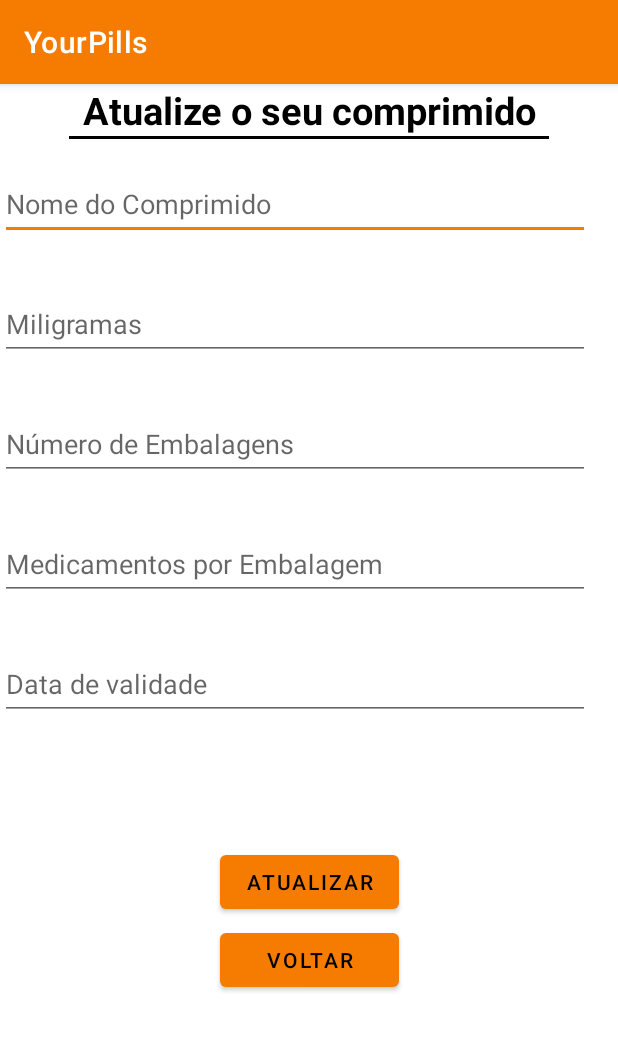
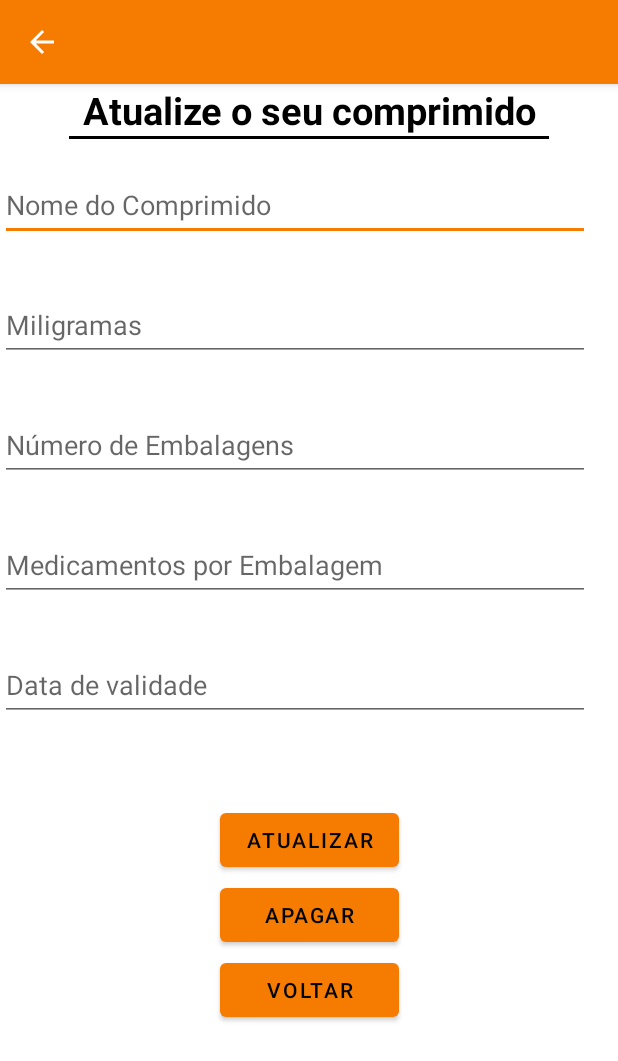
Before and after one commit to CheCheXD/YourPills, an Android app: the UpdateCompActivity screen opened directly, with no data from a screen before it, on a phone screen of 412 x 824 dp. Shown: the top 1061 px of the screen. Run offline under Robolectric (Android 15) with nearby library versions, the phone set to English and light mode, and no system bars.

Commit message:
fifteenth commit

```diff
--- a/app/src/main/java/com/example/yourpills/UpdateCompActivity.java
+++ b/app/src/main/java/com/example/yourpills/UpdateCompActivity.java
@@ -1,12 +1,15 @@
 package com.example.yourpills;
 
 import androidx.annotation.NonNull;
+import androidx.appcompat.app.ActionBar;
+import androidx.appcompat.app.AlertDialog;
 import androidx.appcompat.app.AppCompatActivity;
 import androidx.recyclerview.widget.LinearLayoutManager;
 import androidx.recyclerview.widget.RecyclerView;
 
 
 import android.annotation.SuppressLint;
+import android.content.DialogInterface;
 import android.content.Intent;
 import android.database.Cursor;
 import android.database.sqlite.SQLiteDatabase;
@@ -29,7 +32,7 @@ import java.util.ArrayList;
 public class UpdateCompActivity extends AppCompatActivity {
 
     private EditText name_comp, mil_comp, med_comp, emb_comp, data_comp;
-    private Button update, voltar;
+    private Button update, voltar, delete;
 
     String id, nome, miligramas, medicamentos, embalagens, data;
     @Override
@@ -42,10 +45,17 @@ public class UpdateCompActivity extends AppCompatActivity {
         emb_comp = findViewById(R.id.emb_comp1);
         data_comp = findViewById(R.id.date_comp1);
         update = findViewById(R.id.update);
+        delete = findViewById(R.id.delete);
         voltar = findViewById(R.id.voltar3);
 
         getAndSetIntentData();
 
+        ActionBar ab = getSupportActionBar();
+        if(ab != null){
+            ab.setTitle(nome);
+        }
+
+        //com este codigo vamos poder atualizar o nosso comprimido
         update.setOnClickListener(new View.OnClickListener() {
             @Override
             public void onClick(View view) {
@@ -54,8 +64,17 @@ public class UpdateCompActivity extends AppCompatActivity {
 
             }
         });
+
+        //com este codigo vamos ter a opção de apagar o comprimido
+        delete.setOnClickListener(new View.OnClickListener() {
+            @Override
+            public void onClick(View view) {
+                confirmDialog();
+            }
+        });
     }
 
+    //com o getAndSetIntentData quando
     void getAndSetIntentData(){
         if(getIntent().hasExtra("id") &&
                 getIntent().hasExtra("nome") &&
@@ -81,4 +100,26 @@ public class UpdateCompActivity extends AppCompatActivity {
             Toast.makeText(this, "Sem Dados disponíveis", Toast.LENGTH_SHORT).show();
         }
     }
+
+    //com este configmDialog na nossa aplicação vai aparecer uma mensagem na hora de apagar
+    void confirmDialog(){
+        AlertDialog.Builder builder = new AlertDialog.Builder(this);
+        builder.setTitle("Apagar" + nome + "?");
+        builder.setMessage("Tem a certeza que deseja apagar este comprimido" + nome + "?");
+        builder.setPositiveButton("Sim", new DialogInterface.OnClickListener() {
+            @Override
+            public void onClick(DialogInterface dialogInterface, int i) {
+                DB myDB = new DB(UpdateCompActivity.this);
+                myDB.deleteOneRow(id);
+                finish();
+            }
+        });
+        builder.setNegativeButton("Não", new DialogInterface.OnClickListener() {
+            @Override
+            public void onClick(DialogInterface dialogInterface, int i) {
+
+            }
+        });
+        builder.create().show();
+    }
 }
--- /dev/null
+++ b/app/src/main/res/drawable/ic_baseline_delete_24.xml
@@ -0,0 +1,5 @@
+<vector android:height="24dp" android:tint="#000000"
+    android:viewportHeight="24" android:viewportWidth="24"
+    android:width="24dp" xmlns:android="http://schemas.android.com/apk/res/android">
+    <path android:fillColor="@android:color/white" android:pathData="M6,19c0,1.1 0.9,2 2,2h8c1.1,0 2,-0.9 2,-2V7H6v12zM19,4h-3.5l-1,-1h-5l-1,1H5v2h14V4z"/>
+</vector>
--- a/app/src/main/res/layout/activity_updatecomp.xml
+++ b/app/src/main/res/layout/activity_updatecomp.xml
@@ -36,18 +36,18 @@
     <EditText
         android:id="@+id/name_comp1"
         android:layout_width="393dp"
-        android:layout_height="47dp"
+        android:layout_height="48dp"
         android:layout_marginTop="20dp"
         android:hint="Nome do Comprimido"
         android:minHeight="48dp"
         app:layout_constraintTop_toBottomOf="@+id/view4"
-        tools:layout_editor_absoluteX="8dp"
-        tools:ignore="MissingConstraints" />
+        tools:ignore="MissingConstraints"
+        tools:layout_editor_absoluteX="8dp" />
 
     <EditText
         android:id="@+id/mil_comp1"
         android:layout_width="393dp"
-        android:layout_height="47dp"
+        android:layout_height="48dp"
         android:layout_marginTop="100dp"
         android:hint="Miligramas"
         android:minHeight="48dp"
@@ -58,7 +58,7 @@
     <EditText
         android:id="@+id/emb_comp1"
         android:layout_width="393dp"
-        android:layout_height="47dp"
+        android:layout_height="48dp"
         android:layout_marginTop="180dp"
         android:hint="Número de Embalagens"
         android:minHeight="48dp"
@@ -70,7 +70,7 @@
     <EditText
         android:id="@+id/med_comp1"
         android:layout_width="393dp"
-        android:layout_height="47dp"
+        android:layout_height="48dp"
         android:layout_marginTop="260dp"
         android:hint="Medicamentos por Embalagem"
         android:minHeight="48dp"
@@ -82,7 +82,7 @@
     <EditText
         android:id="@+id/date_comp1"
         android:layout_width="393dp"
-        android:layout_height="47dp"
+        android:layout_height="48dp"
         android:layout_marginTop="340dp"
         android:ems="10"
         android:hint="Data de validade"
@@ -91,15 +91,29 @@
         tools:ignore="MissingConstraints"
         tools:layout_editor_absoluteX="8dp" />
 
+
     <Button
         android:id="@+id/update"
         android:layout_width="119dp"
         android:layout_height="48dp"
-        android:layout_marginBottom="4dp"
+        android:layout_marginBottom="240dp"
         android:text="Atualizar"
         android:textColor="@color/black"
         app:iconTint="#FFFFFF"
-        app:layout_constraintBottom_toTopOf="@+id/voltar3"
+        app:layout_constraintBottom_toBottomOf="parent"
+        app:layout_constraintEnd_toEndOf="parent"
+        app:layout_constraintStart_toStartOf="parent"
+        tools:ignore="MissingConstraints" />
+
+    <Button
+        android:id="@+id/delete"
+        android:layout_width="119dp"
+        android:layout_height="48dp"
+        android:layout_marginBottom="190dp"
+        android:text="Apagar"
+        android:textColor="@color/black"
+        app:iconTint="#FFFFFF"
+        app:layout_constraintBottom_toBottomOf="parent"
         app:layout_constraintEnd_toEndOf="parent"
         app:layout_constraintStart_toStartOf="parent"
         tools:ignore="MissingConstraints" />
@@ -108,7 +122,7 @@
         android:id="@+id/voltar3"
         android:layout_width="119dp"
         android:layout_height="48dp"
-        android:layout_marginBottom="160dp"
+        android:layout_marginBottom="140dp"
         android:text="voltar"
         android:textColor="@color/black"
         app:iconTint="#FFFFFF"
```
Also changed, not shown: app/src/main/AndroidManifest.xml (+10 -7 lines), app/src/main/java/com/example/yourpills/ComprimidosActivity.java (+47 -8 lines), app/src/main/java/com/example/yourpills/DB.java (+17 -1 lines), app/src/main/res/drawable/ic_empty.xml (added, +9 -0 lines), app/src/main/res/layout/activity_comprimidos.xml (+27 -0 lines), 1 other file.
